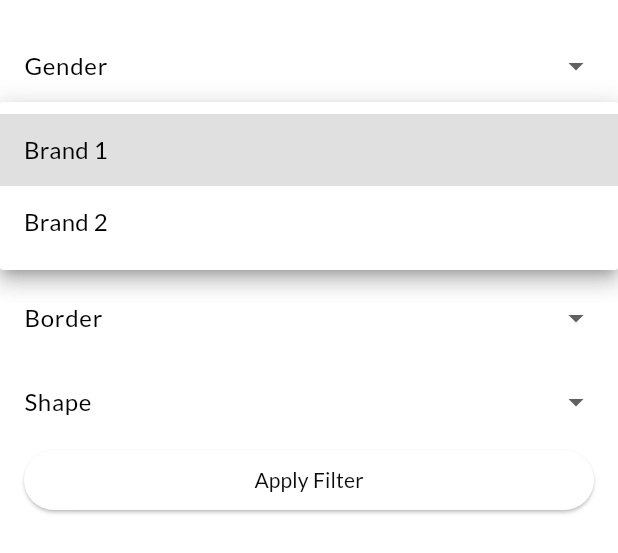
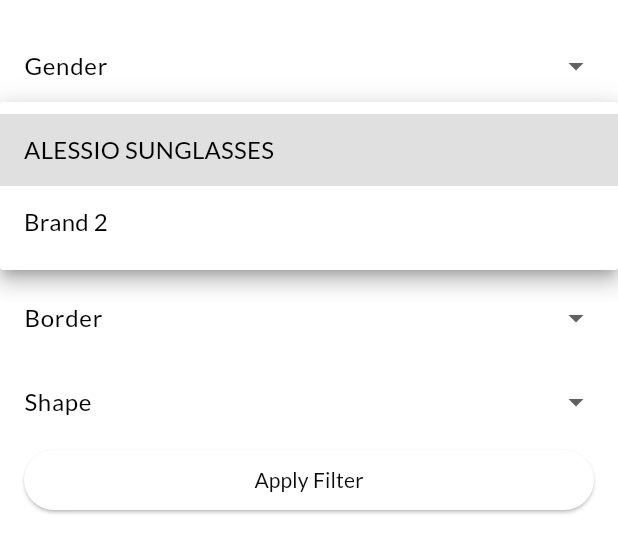
Before and after one commit to mahmoudqasem2001/Augmented-Reality-GlassesStore, a Flutter app: the ProductFilterWidget widget shown alone on an empty page, opened directly, after a tap on "Brand", on a phone screen of 412 x 824 dp. Shown: the top 553 px of the screen. Run offline on Flutter 3.47's test engine with Material 2 defaults, Android fonts, the phone set to English and light mode, and no system bars; our stand-ins replace carousel_slider, curved_navigation_bar, dropdown_search, flutter_image_slideshow, flutter_rating_bar, intl_phone_field and 1 more; missing offline and left inert: clippy_flutter, intro_screen_onboarding_flutter; accounts and stored records are empty; network calls fail.

Commit message:
write filter logic

```diff
--- a/lib/models/glasses_filter.dart
+++ b/lib/models/glasses_filter.dart
@@ -1,6 +1,8 @@
+import 'brand.dart';
+
 class GlassesFilter {
   String? gender;
-  String? brand;
+  Brand? brand;
   String? type;
   String? border;
   String? shape;
--- a/lib/providers/products_provider.dart
+++ b/lib/providers/products_provider.dart
@@ -10,7 +10,7 @@ class Products with ChangeNotifier {
   List<Product> _items = [
     Product(
       id: 'p1',
-      brand:Brand(id:1,name: 'ALESSIO SUNGLASSES',countryOfOrigin: 'jenin') ,
+      brand: Brand(id: 1, name: 'ALESSIO SUNGLASSES', countryOfOrigin: 'jenin'),
       model: 'Fx-193',
       price: 29.99,
       imageUrls: [
@@ -19,16 +19,16 @@ class Products with ChangeNotifier {
         'https://images.ray-ban.com/is/image/RayBan/8056597061421__STD__shad__al2.png?impolicy=RB_Product&width=1024&bgc=%23f2f2f2',
         'https://images.ray-ban.com/is/image/RayBan/8056597061421__STD__shad__lt.png?impolicy=RB_Product&width=1024&bgc=%23f2f2f2',
       ],
-      colors: ['Black'],
+      color: 'Black',
       type: 'SunGlasses',
-      gender: 'Male',
+      gender: 'Men',
       store: 'ALKHALDY',
       border: 'thin',
       shape: 'circle',
     ),
     Product(
       id: 'p2',
-      brand:Brand(id: 2,name: 'ALESSIO SUNGLASSES',countryOfOrigin: 'jenin') ,
+      brand: Brand(id: 2, name: 'ALESSIO SUNGLASSES', countryOfOrigin: 'jenin'),
       model: 'Fx-193',
       price: 22.99,
       imageUrls: [
@@ -37,16 +37,16 @@ class Products with ChangeNotifier {
         'https://images.ray-ban.com/is/image/RayBan/8056597469036__STD__shad__al2.png?impolicy=RB_Product&width=1024&bgc=%23f2f2f2',
         'https://images.ray-ban.com/is/image/RayBan/8056597469036__STD__shad__lt.png?impolicy=RB_Product&width=1024&bgc=%23f2f2f2',
       ],
-      colors: ['Brown'],
+      color: 'Brown',
       type: 'SunGlasses',
-      gender: 'Male',
+      gender: 'Men',
       store: 'ALKHALDY',
       border: 'thin',
-      shape: 'circle',
+      shape: 'Circular',
     ),
     Product(
       id: 'p3',
-      brand:Brand(id: 3,name: 'ALESSIO SUNGLASSES',countryOfOrigin: 'jenin') ,
+      brand: Brand(id: 3, name: 'ALESSIO SUNGLASSES', countryOfOrigin: 'jenin'),
       model: 'Fx-193',
       price: 34.99,
       imageUrls: [
@@ -55,16 +55,16 @@ class Products with ChangeNotifier {
         'https://images.ray-ban.com/is/image/RayBan/8056597755320__STD__shad__al2.png?impolicy=RB_Product&width=1024&bgc=%23f2f2f2',
         'https://images.ray-ban.com/is/image/RayBan/8056597755320__STD__shad__lt.png?impolicy=RB_Product&width=1024&bgc=%23f2f2f2',
       ],
-      colors: ['Black'],
+      color: 'Black',
       type: 'SunGlasses',
       gender: 'Female',
       store: 'SHAMS',
       border: 'thin',
-      shape: 'circle',
+      shape: 'Circular',
     ),
     Product(
       id: 'p4',
-      brand:Brand(id: 4,name: 'ALESSIO SUNGLASSES',countryOfOrigin: 'jenin') ,
+      brand: Brand(id: 4, name: 'ALESSIO SUNGLASSES', countryOfOrigin: 'jenin'),
       model: 'Fx-193',
       price: 20.99,
       imageUrls: [
@@ -73,16 +73,16 @@ class Products with ChangeNotifier {
         'https://images.ray-ban.com/is/image/RayBan/8056597469036__STD__shad__al2.png?impolicy=RB_Product&width=1024&bgc=%23f2f2f2',
         'https://images.ray-ban.com/is/image/RayBan/8056597469036__STD__shad__lt.png?impolicy=RB_Product&width=1024&bgc=%23f2f2f2',
       ],
-      colors: ['Black'],
+      color: 'Black',
       type: 'SunGlasses',
       gender: 'Male',
       store: 'TWEEN',
       border: 'thin',
-      shape: 'circle',
+      shape: 'Circular',
     ),
     Product(
       id: 'p6',
-      brand:Brand(id: 5,name: 'ALESSIO SUNGLASSES',countryOfOrigin: 'jenin') ,
+      brand: Brand(id: 5, name: 'ALESSIO SUNGLASSES', countryOfOrigin: 'jenin'),
       model: 'Fx-193',
       price: 41.99,
       imageUrls: [
@@ -91,7 +91,7 @@ class Products with ChangeNotifier {
         'https://images.ray-ban.com/is/image/RayBan/8056597469036__STD__shad__al2.png?impolicy=RB_Product&width=1024&bgc=%23f2f2f2',
         'https://images.ray-ban.com/is/image/RayBan/8056597469036__STD__shad__lt.png?impolicy=RB_Product&width=1024&bgc=%23f2f2f2',
       ],
-      colors: ['Black'],
+      color: 'Black',
       type: 'SunGlasses',
       gender: 'Female',
       store: 'TWEEN',
@@ -100,7 +100,7 @@ class Products with ChangeNotifier {
     ),
     Product(
       id: 'p5',
-      brand:Brand(id: 6,name: 'ALESSIO SUNGLASSES',countryOfOrigin: 'jenin') ,
+      brand: Brand(id: 6, name: 'ALESSIO SUNGLASSES', countryOfOrigin: 'jenin'),
       model: 'Fx-193',
       price: 39.99,
       imageUrls: [
@@ -109,7 +109,7 @@ class Products with ChangeNotifier {
         'https://images.ray-ban.com/is/image/RayBan/8056597755320__STD__shad__al2.png?impolicy=RB_Product&width=1024&bgc=%23f2f2f2',
         'https://images.ray-ban.com/is/image/RayBan/8056597755320__STD__shad__lt.png?impolicy=RB_Product&width=1024&bgc=%23f2f2f2',
       ],
-      colors: ['Black'],
+      color: 'Black',
       type: 'SunGlasses',
       gender: 'Male',
       store: 'QUEEN',
@@ -118,7 +118,7 @@ class Products with ChangeNotifier {
     ),
     Product(
       id: 'p7',
-      brand:Brand(id: 7,name: 'ALESSIO SUNGLASSES',countryOfOrigin: 'jenin') ,
+      brand: Brand(id: 7, name: 'ALESSIO SUNGLASSES', countryOfOrigin: 'jenin'),
       model: 'Fx-193',
       price: 16.99,
       imageUrls: [
@@ -127,7 +127,7 @@ class Products with ChangeNotifier {
         'https://images.ray-ban.com/is/image/RayBan/8056597755320__STD__shad__al2.png?impolicy=RB_Product&width=1024&bgc=%23f2f2f2',
         'https://images.ray-ban.com/is/image/RayBan/8056597755320__STD__shad__lt.png?impolicy=RB_Product&width=1024&bgc=%23f2f2f2',
       ],
-      colors: ['Black'],
+      color: 'Black',
       type: 'SunGlasses',
       gender: 'Female',
       store: 'QUEEN',
@@ -135,10 +135,10 @@ class Products with ChangeNotifier {
       shape: 'circle',
     ),
   ];
-GlassesFilter _currentFilter = GlassesFilter();
+  GlassesFilter _currentFilter = GlassesFilter();
 
   GlassesFilter get currentFilter => _currentFilter;
- final Product _product = Product();
+  final Product _product = Product();
 
   get product {
     return _product;
@@ -152,14 +152,10 @@ GlassesFilter _currentFilter = GlassesFilter();
     return _productQuantity;
   }
 
-
-
   void setProductQuantity(var count) {
     _productQuantity = count;
     notifyListeners();
   }
-
-
 
   get dropdownValue {
     return _dropdownValue;
@@ -176,11 +172,23 @@ GlassesFilter _currentFilter = GlassesFilter();
     return _showAttributes;
   }
 
+  void updateFilter(GlassesFilter newFilter) {
+    final filteredList;
 
+    filteredList = _items
+        .where((product) =>
+            identical(newFilter.border, product.border) &&
+            identical(newFilter.gender, product.gender) &&
+            identical(newFilter.type, product.type) &&
+            identical(newFilter.shape, product.shape) &&
+            identical(newFilter.brand?.name, product.brand?.name))
+        .toList();
 
-
-void updateFilter(GlassesFilter newFilter) {
-
+    // print(filteredList.length);
+    // for (var i = 0; i < filteredList.length; i++) {
+    //   print(filteredList.elementAt(i).id);
+    // }
+    _items = filteredList;
     notifyListeners();
   }
   // void _setFavValue(bool newValue) {
@@ -238,10 +246,9 @@ void updateFilter(GlassesFilter newFilter) {
     return _items;
   }
 
-
-
   Product findById(String? id) {
-    return _items.firstWhere((prod) => prod.id == id!);
+    Product foundedProduct = _items.firstWhere((prod) => prod.id == id!);
+    return foundedProduct;
   }
 
   Future<void> fetchAndSetProducts([bool filterByUser = false]) async {
@@ -273,7 +280,7 @@ void updateFilter(GlassesFilter newFilter) {
           price: prodData['price'],
           imageUrls: prodData['imageUrls'],
           border: '',
-          colors: [''],
+          color: '',
           gender: '',
           shape: '',
           store: '',
--- a/lib/views/screens/edit_product_screens/edit_product_screen.dart
+++ b/lib/views/screens/edit_product_screens/edit_product_screen.dart
@@ -41,7 +41,7 @@ class _EditProductScreenState extends State<EditProductScreen> {
     model: '',
     price: 0,
     imageUrls: [''],
-    colors: [''],
+    color: '',
     type: '',
     gender: '',
     store: '',
--- a/lib/views/screens/product_details_screens/product_detail_screen.dart
+++ b/lib/views/screens/product_details_screens/product_detail_screen.dart
@@ -42,6 +42,7 @@ class _ProductDetailScreenState extends State<ProductDetailScreen> {
     final productId = ModalRoute.of(context)!.settings.arguments!;
     final loadedProduct = Provider.of<Products>(context, listen: false)
         .findById(productId as String);
+
     final cart = Provider.of<Cart>(context, listen: false);
     return Scaffold(
       backgroundColor: Theme.of(context).colorScheme.secondary,
--- a/lib/views/widgets/drawer/end_drawer/products_filters.dart
+++ b/lib/views/widgets/drawer/end_drawer/products_filters.dart
@@ -1,5 +1,6 @@
 import 'package:flutter/material.dart';
 import 'package:provider/provider.dart';
+import 'package:shop_app/models/brand.dart';
 import 'package:shop_app/providers/products_provider.dart';
 import '../../../../models/glasses_filter.dart';
 
@@ -10,7 +11,7 @@ class ProductFilterWidget extends StatelessWidget {
   Widget build(BuildContext context) {
     final productFilter = Provider.of<Products>(context, listen: false);
     String? genderFilter;
-    String? brandFilter;
+    String? brandNameFilter;
     String? typeFilter;
     String? borderFilter;
     String? shapeFilter;
@@ -41,15 +42,15 @@ class ProductFilterWidget extends StatelessWidget {
 
           // Brand filter
           DropdownButtonFormField<String>(
-            value: productFilter.currentFilter.brand,
+            value: productFilter.currentFilter.brand?.name,
             onChanged: (value) {
               // final newFilter =
               //     productFilter.currentFilter.copyWith(brand: value);
               // productFilter.updateFilter(newFilter);
-              brandFilter = value;
+              brandNameFilter = value;
             },
             items: [
-              DropdownMenuItem(value: 'Brand 1', child: Text('Brand 1')),
+              DropdownMenuItem(value: 'ALESSIO SUNGLASSES', child: Text('ALESSIO SUNGLASSES')),
               DropdownMenuItem(value: 'Brand 2', child: Text('Brand 2')),
             ],
             decoration: InputDecoration(
@@ -67,7 +68,7 @@ class ProductFilterWidget extends StatelessWidget {
               typeFilter = value;
             },
             items: [
-              DropdownMenuItem(value: 'Type 1', child: Text('Type 1')),
+              DropdownMenuItem(value: 'SunGlasses', child: Text('SunGlasses')),
               DropdownMenuItem(value: 'Type 2', child: Text('Type 2')),
             ],
             decoration: InputDecoration(
@@ -83,7 +84,7 @@ class ProductFilterWidget extends StatelessWidget {
               borderFilter = value;
             },
             items: [
-              DropdownMenuItem(value: 'Thin', child: Text('Thin')),
+              DropdownMenuItem(value: 'thin', child: Text('thin')),
               DropdownMenuItem(value: 'bold', child: Text('bold')),
             ],
             decoration: InputDecoration(
@@ -111,7 +112,7 @@ class ProductFilterWidget extends StatelessWidget {
             onPressed: () {
               GlassesFilter updatedFilter = GlassesFilter(
                 gender: genderFilter,
-                brand: brandFilter,
+                brand: Brand(name:brandNameFilter),
                 type: typeFilter,
                 border: borderFilter,
                 shape: shapeFilter,
```
Also changed, not shown: lib/models/product.dart (+47 -5 lines).
